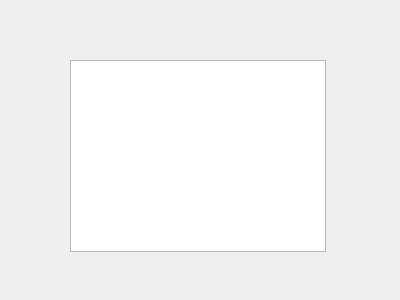
First picture: the form in PROEProjekt2/dialog1.ui, repository emroczko/CarDealershipManagmentApp, before the edit.
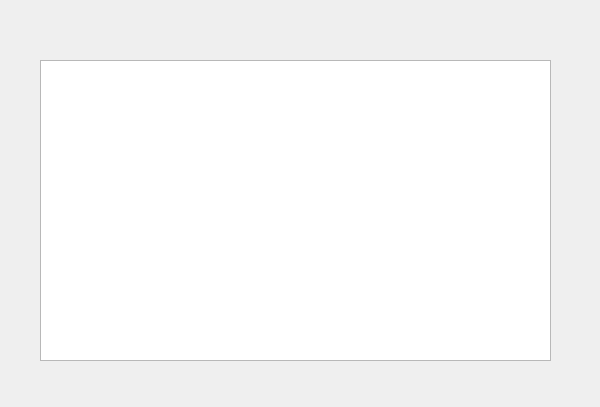
Second picture: the form after the edit.

What changed in the file:
```diff
--- a/PROEProjekt2/dialog1.ui
+++ b/PROEProjekt2/dialog1.ui
@@ -6,8 +6,8 @@
    <rect>
     <x>0</x>
     <y>0</y>
-    <width>400</width>
-    <height>300</height>
+    <width>600</width>
+    <height>407</height>
    </rect>
   </property>
   <property name="windowTitle">
@@ -16,10 +16,10 @@
   <widget class="QListWidget" name="listWidget">
    <property name="geometry">
     <rect>
-     <x>70</x>
+     <x>40</x>
      <y>60</y>
-     <width>256</width>
-     <height>192</height>
+     <width>511</width>
+     <height>301</height>
     </rect>
    </property>
   </widget>
```
